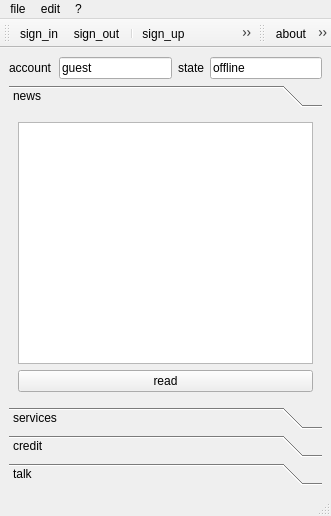
Old version of the form client/src/Client.ui in the repository canercandan/qlik.
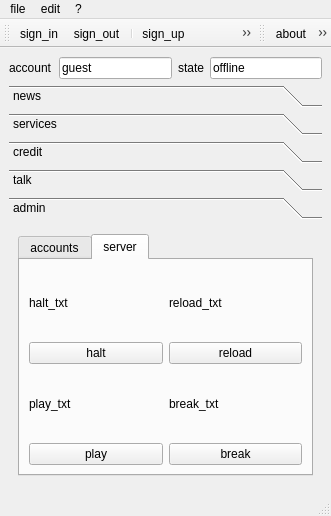
New version of the form. The open tabs and pages were chosen to show the change. Icons and pictures are not drawn.

The edit to the form file:
```diff
--- a/client/src/Client.ui
+++ b/client/src/Client.ui
@@ -61,7 +61,7 @@
     <item row="1" column="0" >
      <widget class="QToolBox" name="pageBox" >
       <property name="currentIndex" >
-       <number>0</number>
+       <number>4</number>
       </property>
       <widget class="QWidget" name="news" >
        <property name="geometry" >
@@ -69,7 +69,7 @@
          <x>0</x>
          <y>0</y>
          <width>313</width>
-         <height>266</height>
+         <height>236</height>
         </rect>
        </property>
        <attribute name="label" >
@@ -82,12 +82,38 @@
         <item row="0" column="0" >
          <layout class="QVBoxLayout" >
           <item>
-           <widget class="QListWidget" name="newsList" />
+           <widget class="QTreeWidget" name="newsList" >
+            <column>
+             <property name="text" >
+              <string>subject</string>
+             </property>
+            </column>
+            <column>
+             <property name="text" >
+              <string>author</string>
+             </property>
+            </column>
+            <column>
+             <property name="text" >
+              <string>date</string>
+             </property>
+            </column>
+           </widget>
+          </item>
+          <item>
+           <widget class="QPushButton" name="newsRead" >
+            <property name="text" >
+             <string>read</string>
+            </property>
+            <property name="icon" >
+             <iconset>../../../../../../../../home/candan_c/rendu/qlik/client/images/newspaper_go.png</iconset>
+            </property>
+           </widget>
           </item>
           <item>
            <layout class="QHBoxLayout" >
             <item>
-             <widget class="QPushButton" name="newsRead" >
+             <widget class="QPushButton" name="newsAdd" >
               <property name="text" >
                <string>read</string>
               </property>
@@ -360,6 +386,154 @@
         </item>
        </layout>
       </widget>
+      <widget class="QWidget" name="admin" >
+       <property name="geometry" >
+        <rect>
+         <x>0</x>
+         <y>0</y>
+         <width>313</width>
+         <height>236</height>
+        </rect>
+       </property>
+       <attribute name="label" >
+        <string>admin</string>
+       </attribute>
+       <attribute name="icon" >
+        <iconset>../images/key_delete.png</iconset>
+       </attribute>
+       <layout class="QGridLayout" >
+        <item row="0" column="0" >
+         <layout class="QVBoxLayout" >
+          <item>
+           <widget class="QTabWidget" name="adminBox" >
+            <property name="currentIndex" >
+             <number>0</number>
+            </property>
+            <widget class="QWidget" name="tab_3" >
+             <attribute name="title" >
+              <string>accounts</string>
+             </attribute>
+             <layout class="QGridLayout" >
+              <item row="0" column="0" >
+               <layout class="QVBoxLayout" >
+                <item>
+                 <widget class="QTreeWidget" name="adminAccountList" >
+                  <column>
+                   <property name="text" >
+                    <string>account</string>
+                   </property>
+                  </column>
+                  <column>
+                   <property name="text" >
+                    <string>credit</string>
+                   </property>
+                  </column>
+                  <column>
+                   <property name="text" >
+                    <string>right</string>
+                   </property>
+                  </column>
+                 </widget>
+                </item>
+                <item>
+                 <widget class="QPushButton" name="adminModify" >
+                  <property name="text" >
+                   <string>modify</string>
+                  </property>
+                  <property name="icon" >
+                   <iconset>../images/user_edit.png</iconset>
+                  </property>
+                 </widget>
+                </item>
+               </layout>
+              </item>
+             </layout>
+            </widget>
+            <widget class="QWidget" name="tab_4" >
+             <attribute name="title" >
+              <string>server</string>
+             </attribute>
+             <layout class="QGridLayout" >
+              <item row="0" column="0" >
+               <layout class="QGridLayout" >
+                <item row="0" column="0" >
+                 <widget class="QLabel" name="label_4" >
+                  <property name="text" >
+                   <string>halt_txt</string>
+                  </property>
+                 </widget>
+                </item>
+                <item row="1" column="0" >
+                 <widget class="QPushButton" name="serverHalt" >
+                  <property name="text" >
+                   <string>halt</string>
+                  </property>
+                  <property name="icon" >
+                   <iconset>../../../../../../../../home/candan_c/rendu/qlik/client/images/control_stop_blue.png</iconset>
+                  </property>
+                 </widget>
+                </item>
+                <item row="0" column="1" >
+                 <widget class="QLabel" name="label_7" >
+                  <property name="text" >
+                   <string>reload_txt</string>
+                  </property>
+                 </widget>
+                </item>
+                <item row="1" column="1" >
+                 <widget class="QPushButton" name="serverReload" >
+                  <property name="text" >
+                   <string>reload</string>
+                  </property>
+                  <property name="icon" >
+                   <iconset>../../../../../../../../home/candan_c/rendu/qlik/client/images/control_repeat_blue.png</iconset>
+                  </property>
+                 </widget>
+                </item>
+                <item row="2" column="0" >
+                 <widget class="QLabel" name="label_6" >
+                  <property name="text" >
+                   <string>play_txt</string>
+                  </property>
+                 </widget>
+                </item>
+                <item row="3" column="0" >
+                 <widget class="QPushButton" name="serverPlay" >
+                  <property name="text" >
+                   <string>play</string>
+                  </property>
+                  <property name="icon" >
+                   <iconset>../../../../../../../../home/candan_c/rendu/qlik/client/images/control_play_blue.png</iconset>
+                  </property>
+                 </widget>
+                </item>
+                <item row="2" column="1" >
+                 <widget class="QLabel" name="label_5" >
+                  <property name="text" >
+                   <string>break_txt</string>
+                  </property>
+                 </widget>
+                </item>
+                <item row="3" column="1" >
+                 <widget class="QPushButton" name="serverBreak" >
+                  <property name="text" >
+                   <string>break</string>
+                  </property>
+                  <property name="icon" >
+                   <iconset>../../../../../../../../home/candan_c/rendu/qlik/client/images/control_pause_blue.png</iconset>
+                  </property>
+                 </widget>
+                </item>
+               </layout>
+              </item>
+             </layout>
+            </widget>
+           </widget>
+          </item>
+         </layout>
+        </item>
+       </layout>
+      </widget>
      </widget>
     </item>
    </layout>
```
Left out of the diff: 99 changed lines with no effect on the pictures.
